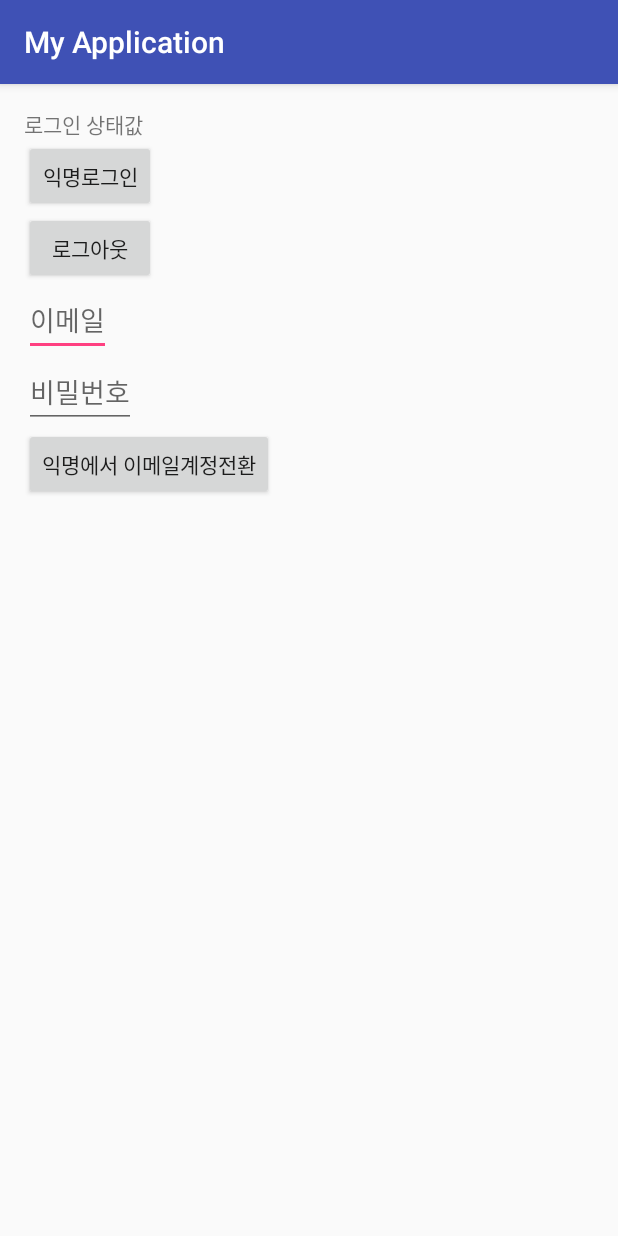
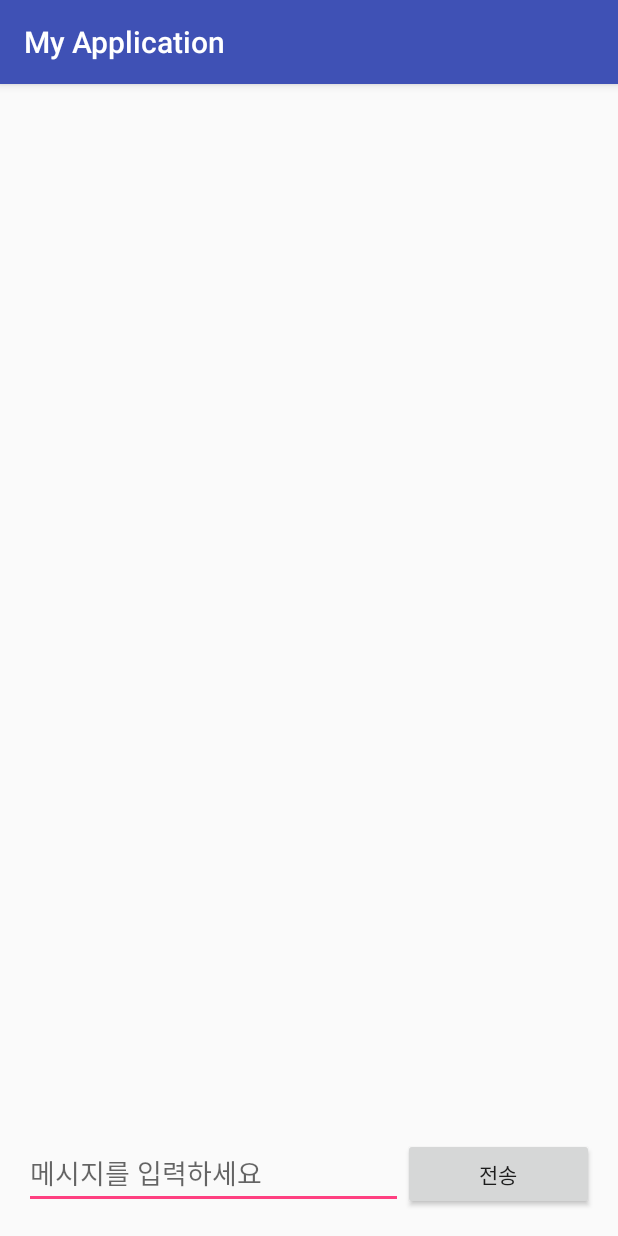
Before and after one commit to rhinoPHS/tacaFirebase, an Android app: the screen it shows after launch (MainActivity before the commit, BasicChatActivity after it), on a phone screen of 412 x 824 dp. Run offline under Robolectric (Android 15) with nearby library versions, the phone set to English and light mode, and no system bars; our stand-ins replace Firebase (no records; nobody signed in at launch, a user with empty details on screens opened directly).

```diff
--- /dev/null
+++ b/app/src/main/java/com/taca/app/auth13/BasicChatActivity.java
@@ -0,0 +1,83 @@
+package com.taca.app.auth13;
+
+import android.support.v7.app.AppCompatActivity;
+import android.os.Bundle;
+import android.view.View;
+import android.widget.EditText;
+import android.widget.ListView;
+
+import com.google.firebase.database.ChildEventListener;
+import com.google.firebase.database.DataSnapshot;
+import com.google.firebase.database.DatabaseError;
+import com.google.firebase.database.DatabaseReference;
+import com.google.firebase.database.FirebaseDatabase;
+
+import java.util.Random;
+
+public class BasicChatActivity extends AppCompatActivity {
+
+    //firebase database
+    FirebaseDatabase mDb;
+    DatabaseReference mRef;
+
+    ListView listView;
+    EditText chatInput;
+
+    @Override
+    protected void onCreate(Bundle savedInstanceState) {
+        super.onCreate(savedInstanceState);
+        setContentView(R.layout.activity_basic_chat);
+        listView    = (ListView) findViewById(R.id.listview);
+        chatInput   = (EditText) findViewById(R.id.chatInput);
+
+        mDb         = FirebaseDatabase.getInstance();
+        mRef        = mDb.getReference();
+        U.getInstance().log(mRef.toString());
+
+        //chat이라는 줄기에 데이터가 변화하는 것을 감지하여 이벤트를 처리한다.
+        //액티비티를 파괴 하지 않는 이상 리스너는 물려있음.
+        mRef.child("chat").addChildEventListener(new ChildEventListener() {
+            //채팅 추가
+            //앱이 시작하자 마자 자식이 있으면 구동, 전송 해도 구동
+            @Override
+            public void onChildAdded(DataSnapshot dataSnapshot, String s) {
+                U.getInstance().log("=====메시지가 추가 됨=====");
+                U.getInstance().log(dataSnapshot.toString());
+                U.getInstance().log(s);
+            }
+
+            //채팅 리스트 변화
+            @Override
+            public void onChildChanged(DataSnapshot dataSnapshot, String s) {
+
+            }
+
+            //유저나감
+            @Override
+            public void onChildRemoved(DataSnapshot dataSnapshot) {
+
+            }
+
+            @Override
+            public void onChildMoved(DataSnapshot dataSnapshot, String s) {
+
+            }
+
+            @Override
+            public void onCancelled(DatabaseError databaseError) {
+
+            }
+        });
+    }
+
+    public void onSend(View view) {
+        chatInput.setText("msg-" + new Random().nextInt(100));
+        String chatMsg = chatInput.getText().toString();
+        if (chatMsg.length() == 0) {
+            U.getInstance().log("메시지를 입력하세요");
+            return;
+        }
+        BasicChatModel msg = new BasicChatModel("guest", chatMsg);
+        mRef.child("chat").push().setValue(msg);
+    }
+}
--- /dev/null
+++ b/app/src/main/java/com/taca/app/auth13/CommanderActivity.java
@@ -0,0 +1,16 @@
+package com.taca.app.auth13;
+
+import android.content.Intent;
+import android.support.v7.app.AppCompatActivity;
+import android.os.Bundle;
+//방향성 액티비티 : 화면 전환
+public class CommanderActivity extends AppCompatActivity {
+
+    @Override
+    protected void onCreate(Bundle savedInstanceState) {
+        super.onCreate(savedInstanceState);
+        Intent intent = new Intent(this,BasicChatActivity.class);
+        startActivity(intent);
+        finish();
+    }
+}
--- a/app/src/main/java/com/taca/app/auth13/U.java
+++ b/app/src/main/java/com/taca/app/auth13/U.java
@@ -17,6 +17,6 @@ public class U {
     //로그 출력용
     String TAG = "FB";
     public void log(String msg){
-        Log.i(TAG,msg);
+        Log.i(TAG,""+msg);
     }
 }
--- /dev/null
+++ b/app/src/main/res/layout/activity_basic_chat.xml
@@ -0,0 +1,44 @@
+<?xml version="1.0" encoding="utf-8"?>
+<LinearLayout xmlns:android="http://schemas.android.com/apk/res/android"
+    xmlns:tools="http://schemas.android.com/tools"
+    android:id="@+id/activity_basic_chat"
+    android:layout_width="match_parent"
+    android:layout_height="match_parent"
+    android:paddingBottom="@dimen/activity_vertical_margin"
+    android:paddingLeft="@dimen/activity_horizontal_margin"
+    android:paddingRight="@dimen/activity_horizontal_margin"
+    android:paddingTop="@dimen/activity_vertical_margin"
+    tools:context="com.taca.app.auth13.BasicChatActivity"
+    android:orientation="vertical">
+
+    <ListView
+        android:id="@+id/listview"
+        android:layout_width="match_parent"
+        android:layout_height="0dp"
+        android:layout_weight="1"/>
+
+    <LinearLayout
+        android:orientation="horizontal"
+        android:layout_width="match_parent"
+        android:layout_height="50dp"
+        android:layout_weight="0">
+
+        <EditText
+            android:layout_width="wrap_content"
+            android:layout_height="wrap_content"
+            android:inputType="textPersonName"
+            android:ems="10"
+            android:id="@+id/chatInput"
+            android:layout_weight="1"
+            android:hint="메시지를 입력하세요" />
+
+        <Button
+            android:onClick="onSend"
+            android:text="전송"
+            android:layout_width="wrap_content"
+            android:layout_height="wrap_content"
+            android:id="@+id/button3"
+            android:layout_weight="1" />
+    </LinearLayout>
+
+</LinearLayout>
--- a/app/src/main/res/layout/activity_main.xml
+++ b/app/src/main/res/layout/activity_main.xml
@@ -35,21 +35,21 @@
         android:onClick="onLogout" />
 
     <EditText
-        android:id="@+id/email"
+        android:id="@+id/uid"
         android:layout_below="@id/button2"
         android:layout_width="wrap_content"
         android:layout_height="wrap_content"
         android:hint="이메일"/>
     <EditText
-        android:id="@+id/password"
-        android:layout_below="@id/email"
+        android:id="@+id/upw"
+        android:layout_below="@id/uid"
         android:layout_width="wrap_content"
         android:layout_height="wrap_content"
         android:hint="비밀번호"/>
 
     <Button
         android:onClick="onAuthChage"
-        android:layout_below="@id/password"
+        android:layout_below="@id/upw"
         android:layout_width="wrap_content"
         android:layout_height="wrap_content"
         android:text="익명에서 이메일계정전환"/>
```
Also changed, not shown: app/src/main/AndroidManifest.xml (+6 -1 lines), app/src/main/java/com/taca/app/auth13/BaseActivity.java (added, +90 -0 lines), app/src/main/java/com/taca/app/auth13/BasicChatModel.java (added, +37 -0 lines), app/src/main/java/com/taca/app/auth13/LoginActivity.java (added, +158 -0 lines), app/src/main/java/com/taca/app/auth13/MainActivity.java (+96 -0 lines), app/src/main/res/layout/activity_commander.xml (added, +13 -0 lines), app/src/main/res/layout/activity_login.xml (added, +50 -0 lines).
